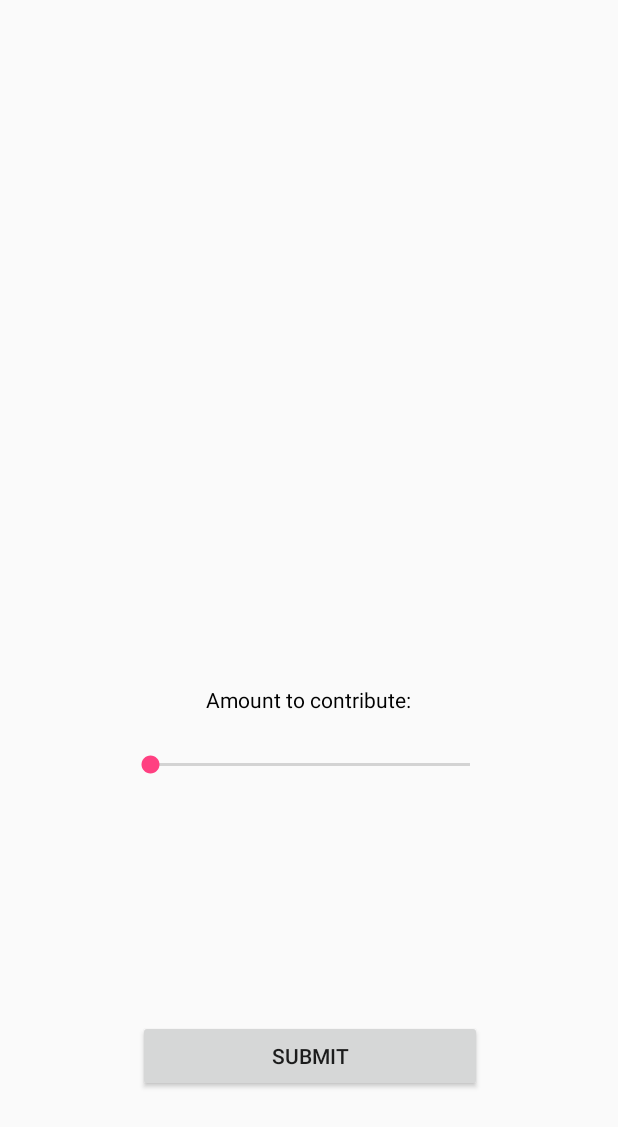
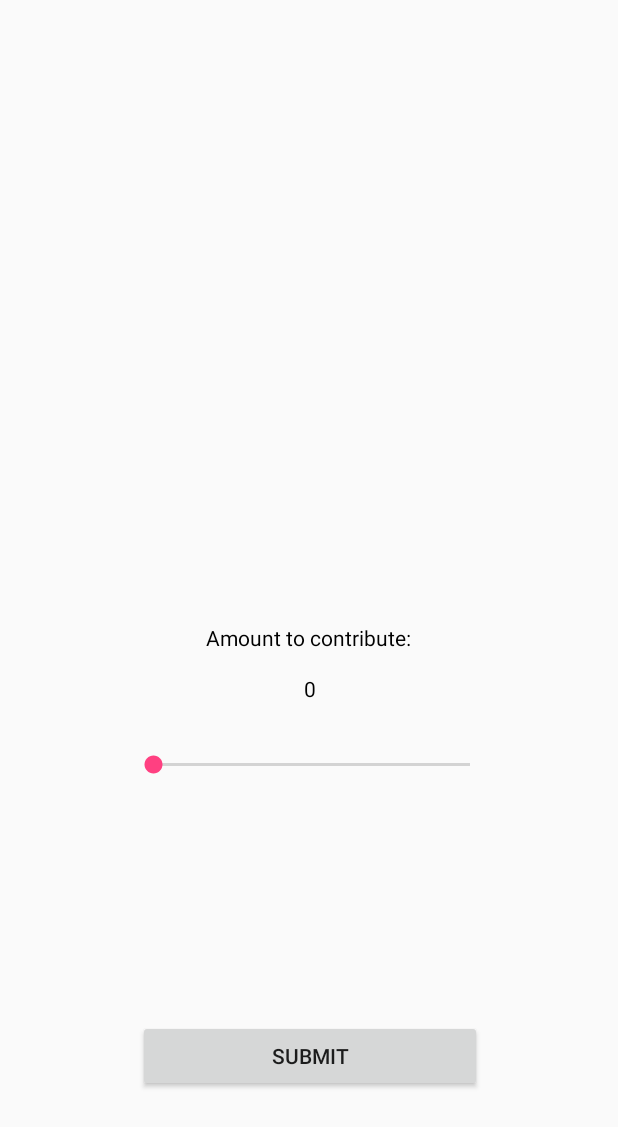
Before and after one commit to aksdad/436, an Android app: the ContributeToExpense screen opened directly, with no data from a screen before it, on a phone screen of 412 x 824 dp. Shown: the top 1127 px of the screen. Run offline under Robolectric (Android 15) with nearby library versions, the phone set to English and light mode, and no system bars; 1 statement that could not run was skipped.

Commit message:
slider bar has numbers now. still need to fix onbackpressed error

```diff
--- a/app/src/main/java/com/example/cory/feedthekitty/ContributeToExpense.java
+++ b/app/src/main/java/com/example/cory/feedthekitty/ContributeToExpense.java
@@ -2,12 +2,14 @@ package com.example.cory.feedthekitty;
 
 import android.support.v7.app.AppCompatActivity;
 import android.os.Bundle;
+import android.widget.SeekBar;
 import android.widget.TextView;
 
 public class ContributeToExpense extends AppCompatActivity {
 
 
     TextView mTitleName, mPrice;
+    TextView seekBarValue;
     @Override
     protected void onCreate(Bundle savedInstanceState) {
         super.onCreate(savedInstanceState);
@@ -15,8 +17,39 @@ public class ContributeToExpense extends AppCompatActivity {
 
         mTitleName = findViewById(R.id.contribute_header);
         mTitleName.setText(getIntent().getStringExtra("expense_name") );
+
+        SeekBar seekBar = (SeekBar)findViewById(R.id.seekBar);
+        seekBar.setProgress(0);
+        seekBar.incrementProgressBy(1);
+        seekBar.setMax( Integer.parseInt(getIntent().getStringExtra("expense_price")) );
+        seekBarValue = (TextView)findViewById(R.id.contribution_counter);
+        seekBarValue.setText("0");
+
+        seekBar.setOnSeekBarChangeListener(new SeekBar.OnSeekBarChangeListener(){
+
+            @Override
+            public void onProgressChanged(SeekBar seekBar, int progress, boolean fromUser) {
+                progress = progress - 1;
+                progress = progress + 1;
+                seekBarValue.setText(String.valueOf(progress));
+            }
+
+            @Override
+            public void onStartTrackingTouch(SeekBar seekBar) {
+
+            }
+
+            @Override
+            public void onStopTrackingTouch(SeekBar seekBar) {
+
+            }
+        });
     }
 
+    @Override
+    public void onBackPressed(){
+        ContributeToExpense.this.finish();
+    }
     @Override
     protected void onStart(){
         super.onStart();
--- a/app/src/main/java/com/example/cory/feedthekitty/models/PostDetailActivity.java
+++ b/app/src/main/java/com/example/cory/feedthekitty/models/PostDetailActivity.java
@@ -57,6 +57,7 @@ public class PostDetailActivity extends AppCompatActivity {
                 String expense = (String)adapterView.getItemAtPosition(i);
                 String[] hold = expense.split("\\s+");
                 hold[0] = hold[0].substring(0, hold[0].length()-1);
+                hold[1] = hold[1].substring(1, hold[1].length());
                 intent.putExtra("expense_name", hold[0]);
                 intent.putExtra("expense_price", hold[1]);
                 startActivity(intent);
--- a/app/src/main/res/layout/activity_contribute_to_expense.xml
+++ b/app/src/main/res/layout/activity_contribute_to_expense.xml
@@ -44,9 +44,9 @@
         android:gravity="center|bottom"
         android:text="Amount to contribute: "
         android:textColor="@android:color/black"
-        app:layout_constraintBottom_toTopOf="@+id/seekBar"
+        app:layout_constraintBottom_toTopOf="@+id/contribution_counter"
         app:layout_constraintEnd_toEndOf="@+id/seekBar"
-        app:layout_constraintHorizontal_bias="1.0"
+        app:layout_constraintHorizontal_bias="0.0"
         app:layout_constraintStart_toStartOf="@+id/seekBar" />
 
     <Button
@@ -61,4 +61,18 @@
         app:layout_constraintEnd_toEndOf="@+id/seekBar"
         app:layout_constraintHorizontal_bias="0.0"
         app:layout_constraintStart_toStartOf="@+id/seekBar" />
+
+    <TextView
+        android:id="@+id/contribution_counter"
+        android:layout_width="102dp"
+        android:layout_height="33dp"
+        android:layout_marginBottom="8dp"
+        android:layout_marginEnd="8dp"
+        android:layout_marginStart="8dp"
+        android:textColor="@android:color/black"
+        android:gravity="center"
+        android:text=""
+        app:layout_constraintBottom_toTopOf="@+id/seekBar"
+        app:layout_constraintEnd_toEndOf="@+id/seekBar"
+        app:layout_constraintStart_toStartOf="@+id/seekBar" />
 </android.support.constraint.ConstraintLayout>
```
